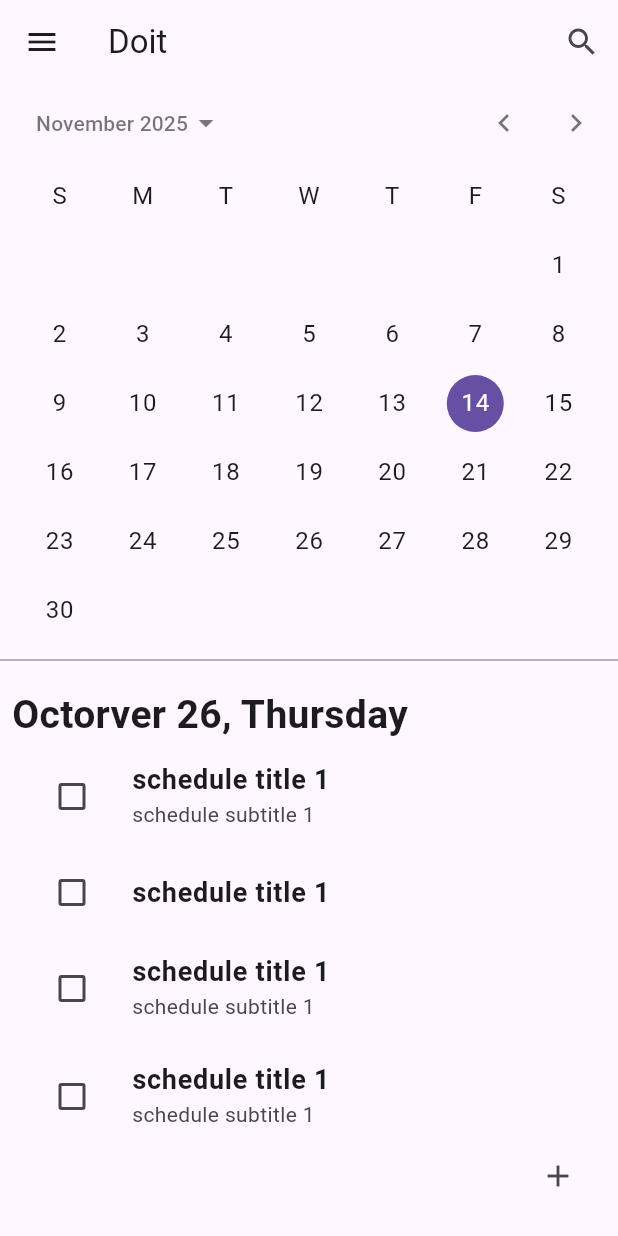
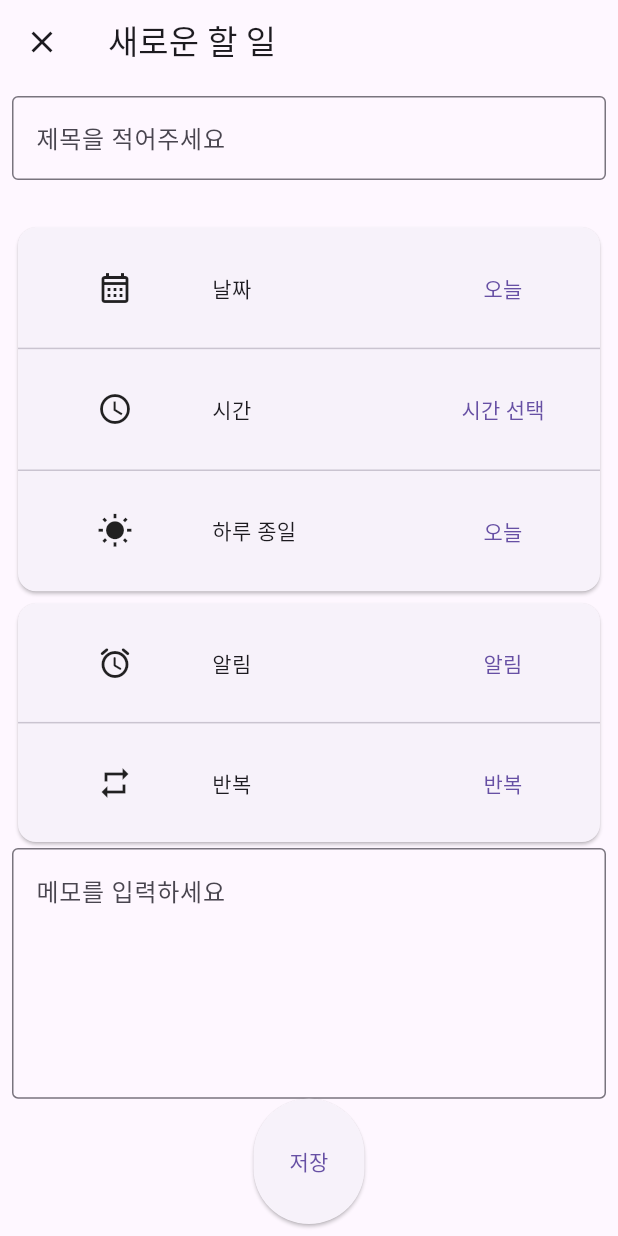
Before and after one commit to wonjune2/doit, a Flutter app: the screen it shows after launch, after a tap on the "add" icon, on a phone screen of 412 x 824 dp. Run offline on Flutter 3.47's test engine with Material 3 defaults, Android fonts, the phone set to English and light mode, and no system bars.

Commit message:
add page

```diff
--- a/lib/app.dart
+++ b/lib/app.dart
@@ -2,6 +2,7 @@
 import 'package:flutter/material.dart';
 
 class App extends StatelessWidget {
+
   const App({super.key});
 
   @override
--- /dev/null
+++ b/lib/features/schedule/pages/add_schedule_page.dart
@@ -0,0 +1,123 @@
+import 'package:flutter/material.dart';
+
+class AddSchedulePage extends StatelessWidget {
+  const AddSchedulePage({super.key});
+
+  @override
+  Widget build(BuildContext context) {
+    return Scaffold(
+      appBar: AppBar(
+        title: Text('새로운 할 일'),
+        leading: IconButton(
+          onPressed: () {
+            Navigator.pop(context);
+          },
+          icon: Icon(Icons.close),
+        ),
+        actions: [],
+      ),
+      body: SafeArea(
+        child: Padding(
+          padding: EdgeInsets.all(8.0),
+          child: Column(
+            children: [
+              Expanded(
+                flex: 1,
+                child: TextField(
+                  decoration: InputDecoration(labelText: '제목을 적어주세요', border: OutlineInputBorder()),
+                ),
+              ),
+              Expanded(
+                flex: 3,
+                child: Card(
+                  child: Column(
+                    children: [
+                      Expanded(
+                        child: Row(
+                          children: [
+                            Expanded(child: Icon(Icons.calendar_month_outlined)),
+                            Expanded(child: Text('날짜')),
+                            Expanded(
+                              child: TextButton(onPressed: () {}, child: Text('오늘')),
+                            ),
+                          ],
+                        ),
+                      ),
+                      Divider(height: 1),
+                      Expanded(
+                        child: Row(
+                          children: [
+                            Expanded(child: Icon(Icons.watch_later_outlined)),
+                            Expanded(child: Text('시간')),
+                            Expanded(
+                              child: TextButton(onPressed: () {}, child: Text('시간 선택')),
+                            ),
+                          ],
+                        ),
+                      ),
+                      Divider(height: 1),
+                      Expanded(
+                        child: Row(
+                          children: [
+                            Expanded(child: Icon(Icons.wb_sunny)),
+                            Expanded(child: Text('하루 종일')),
+                            Expanded(
+                              child: TextButton(onPressed: () {}, child: Text('오늘')),
+                            ),
+                          ],
+                        ),
+                      ),
+                    ],
+                  ),
+                ),
+              ),
+              Expanded(
+                flex: 2,
+                child: Card(
+                  child: Column(
+                    children: [
+                      Expanded(
+                        child: Row(
+                          children: [
+                            Expanded(child: Icon(Icons.alarm_rounded)),
+                            Expanded(child: Text('알림')),
+                            Expanded(
+                              child: TextButton(onPressed: () {}, child: Text('알림')),
+                            ),
+                          ],
+                        ),
+                      ),
+                      Divider(height: 1),
+                      Expanded(
+                        child: Row(
+                          children: [
+                            Expanded(child: Icon(Icons.repeat)),
+                            Expanded(child: Text('반복')),
+                            Expanded(
+                              child: TextButton(onPressed: () {}, child: Text('반복')),
+                            ),
+                          ],
+                        ),
+                      ),
+                    ],
+                  ),
+                ),
+              ),
+              Expanded(
+                flex: 2,
+                child: TextField(
+                  decoration: InputDecoration(hintText: '메모를 입력하세요', border: OutlineInputBorder()),
+                  maxLines: 6,
+                ),
+              ),
+              Expanded(
+                flex: 1,
+                child: ElevatedButton(onPressed: () {}, child: Text('저장')),
+              ),
+            ],
+          ),
+        ),
+      ),
+    );
+  }
+}
--- a/lib/features/schedule/pages/home.dart
+++ b/lib/features/schedule/pages/home.dart
@@ -1,3 +1,4 @@
+import 'package:doit/features/schedule/pages/add_schedule_page.dart';
 import 'package:doit/features/schedule/pages/schedule_detail_page.dart';
 import 'package:flutter/material.dart';
 
@@ -55,7 +56,21 @@ class Home extends StatelessWidget {
                             onTap: () {
                               Navigator.push(
                                 context,
-                                MaterialPageRoute(builder: (context) => ScheduleDetailPage()),
+                                PageRouteBuilder(
+                                  pageBuilder: (context, animation, secondaryAnimation) =>
+                                      ScheduleDetailPage(),
+                                  transitionsBuilder:
+                                      (context, animation, secondaryAnimation, child) {
+                                        final tween = Tween(
+                                          begin: Offset(0, 1),
+                                          end: Offset.zero,
+                                        ).chain(CurveTween(curve: Curves.easeOutCubic));
+                                        return SlideTransition(
+                                          position: animation.drive(tween),
+                                          child: child,
+                                        );
+                                      },
+                                ),
                               );
                             },
                           ),
@@ -98,7 +113,24 @@ class Home extends StatelessWidget {
           ],
         ),
       ),
-      floatingActionButton: IconButton(onPressed: () {}, icon: Icon(Icons.add)),
+      floatingActionButton: IconButton(
+        onPressed: () {
+          Navigator.push(
+            context,
+            PageRouteBuilder(
+              pageBuilder: (context, animation, secondaryAnimation) => AddSchedulePage(),
+              transitionsBuilder: (context, animation, secondaryAnimation, child) {
+                final tween = Tween(
+                  begin: Offset(0, 1),
+                  end: Offset.zero,
+                ).chain(CurveTween(curve: Curves.easeOutCubic));
+                return SlideTransition(position: animation.drive(tween), child: child);
+              },
+            ),
+          );
+        },
+        icon: Icon(Icons.add),
+      ),
     );
   }
 }
--- a/lib/features/schedule/pages/schedule_detail_page.dart
+++ b/lib/features/schedule/pages/schedule_detail_page.dart
@@ -5,6 +5,26 @@ class ScheduleDetailPage extends StatelessWidget {
 
   @override
   Widget build(BuildContext context) {
-    return Scaffold(appBar: AppBar(title: Text('data')));
+    return Scaffold(
+      appBar: AppBar(
+        title: Text('오늘 할일'),
+        leading: IconButton(
+          onPressed: () {
+            Navigator.pop(context);
+          },
+          icon: Icon(Icons.arrow_back),
+        ),
+        actions: [TextButton(onPressed: () {}, child: Text('저장'))],
+      ),
+      body: SafeArea(
+        child: Column(
+          children: [
+            Expanded(flex: 1, child: Text('Title 1')),
+            Expanded(flex: 3, child: Card()),
+            Expanded(flex: 3, child: Card()),
+          ],
+        ),
+      ),
+    );
   }
 }
```
